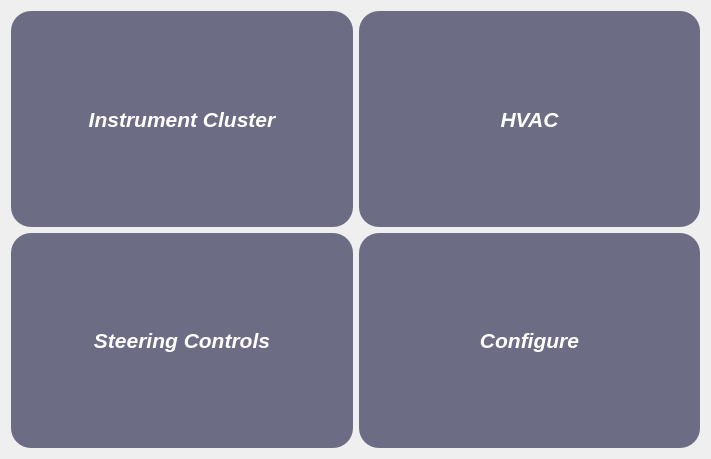
The window that ui/Dashboard.ui (AutomotiveGradeLinux/src-agl-demo-control-panel) describes before a commit, drawn with Qt 5.
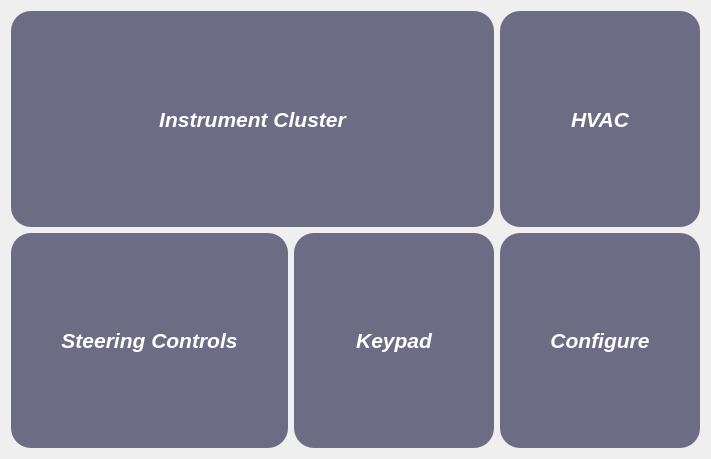
The same window after the commit. Icons and pictures are not drawn.

Commit message:
Fix Visual Bugs and Add options for Keypad input
    - Fixed spin wheel input alignment for HVAC controls
    - Minor tweaks to Gauge input, Added new tick marks and improved gradient
    - Adding option(s) in config to handle Keypad input settings
    - Reconnect QML signals to enable two way input for Speed, RPM and other QML elements
    - Refactor and Add CLI option to start and stop playback.
    - Make Tire Pressure Dock into floating window and align to screen center.
    - Update resources to include keypad icons.
    - Add new tile for Keypad inputs

Bug-AGL: SPEC-5161

What changed in the file:
```diff
--- a/ui/Dashboard.ui
+++ b/ui/Dashboard.ui
@@ -55,7 +55,7 @@
       <property name="bottomMargin">
        <number>0</number>
       </property>
-      <item row="1" column="1">
+      <item row="1" column="2">
        <widget class="QPushButton" name="DB_Settings_Tile">
         <property name="sizePolicy">
          <sizepolicy hsizetype="Expanding" vsizetype="Expanding">
@@ -92,77 +92,6 @@
         </property>
        </widget>
       </item>
-      <item row="0" column="0">
-       <widget class="QPushButton" name="DB_IC_Tile">
-        <property name="sizePolicy">
-         <sizepolicy hsizetype="Expanding" vsizetype="Expanding">
-          <horstretch>0</horstretch>
-          <verstretch>0</verstretch>
-         </sizepolicy>
-        </property>
-        <property name="font">
-         <font>
-          <pointsize>16</pointsize>
-          <weight>75</weight>
-          <italic>true</italic>
-          <bold>true</bold>
-         </font>
-        </property>
-        <property name="layoutDirection">
-         <enum>Qt::LeftToRight</enum>
-        </property>
-        <property name="text">
-         <string>Instrument Cluster</string>
-        </property>
-        <property name="icon">
-         <iconset resource="../assets/res.qrc">
-          <normaloff>:/Carbon_Icons/carbon_icons/meter.svg</normaloff>:/Carbon_Icons/carbon_icons/meter.svg</iconset>
-        </property>
-        <property name="iconSize">
-         <size>
-          <width>45</width>
-          <height>45</height>
-         </size>
-        </property>
-       </widget>
-      </item>
-      <item row="0" column="1">
-       <widget class="QPushButton" name="DB_HVAC_Tile">
-        <property name="sizePolicy">
-         <sizepolicy hsizetype="Expanding" vsizetype="Expanding">
-          <horstretch>0</horstretch>
-          <verstretch>0</verstretch>
-         </sizepolicy>
-        </property>
-        <property name="font">
-         <font>
-          <pointsize>16</pointsize>
-          <weight>75</weight>
-          <italic>true</italic>
-          <bold>true</bold>
-         </font>
-        </property>
-        <property name="layoutDirection">
-         <enum>Qt::LeftToRight</enum>
-        </property>
-        <property name="text">
-         <string>HVAC</string>
-        </property>
-        <property name="icon">
-         <iconset resource="../assets/res.qrc">
-          <normaloff>:/Carbon_Icons/carbon_icons/windy--strong.svg</normaloff>:/Carbon_Icons/carbon_icons/windy--strong.svg</iconset>
-        </property>
-        <property name="iconSize">
-         <size>
-          <width>45</width>
-          <height>45</height>
-         </size>
-        </property>
-        <property name="flat">
-         <bool>false</bool>
-        </property>
-       </widget>
-      </item>
       <item row="1" column="0">
        <widget class="QPushButton" name="DB_Steering_Tile">
         <property name="sizePolicy">
@@ -200,6 +129,141 @@
         </property>
        </widget>
       </item>
+      <item row="0" column="2">
+       <widget class="QPushButton" name="DB_HVAC_Tile">
+        <property name="sizePolicy">
+         <sizepolicy hsizetype="Expanding" vsizetype="Expanding">
+          <horstretch>0</horstretch>
+          <verstretch>0</verstretch>
+         </sizepolicy>
+        </property>
+        <property name="font">
+         <font>
+          <pointsize>16</pointsize>
+          <weight>75</weight>
+          <italic>true</italic>
+          <bold>true</bold>
+         </font>
+        </property>
+        <property name="layoutDirection">
+         <enum>Qt::LeftToRight</enum>
+        </property>
+        <property name="text">
+         <string>HVAC</string>
+        </property>
+        <property name="icon">
+         <iconset resource="../assets/res.qrc">
+          <normaloff>:/Carbon_Icons/carbon_icons/windy--strong.svg</normaloff>:/Carbon_Icons/carbon_icons/windy--strong.svg</iconset>
+        </property>
+        <property name="iconSize">
+         <size>
+          <width>45</width>
+          <height>45</height>
+         </size>
+        </property>
+        <property name="flat">
+         <bool>false</bool>
+        </property>
+       </widget>
+      </item>
+      <item row="1" column="1">
+       <widget class="QFrame" name="keypadFrame">
+        <property name="frameShape">
+         <enum>QFrame::StyledPanel</enum>
+        </property>
+        <property name="frameShadow">
+         <enum>QFrame::Raised</enum>
+        </property>
+        <layout class="QHBoxLayout" name="horizontalLayout_2">
+         <property name="spacing">
+          <number>0</number>
+         </property>
+         <property name="leftMargin">
+          <number>0</number>
+         </property>
+         <property name="topMargin">
+          <number>0</number>
+         </property>
+         <property name="rightMargin">
+          <number>0</number>
+         </property>
+         <property name="bottomMargin">
+          <number>0</number>
+         </property>
+         <item>
+          <widget class="QPushButton" name="DB_Keypad_Tile">
+           <property name="sizePolicy">
+            <sizepolicy hsizetype="Expanding" vsizetype="Expanding">
+             <horstretch>0</horstretch>
+             <verstretch>0</verstretch>
+            </sizepolicy>
+           </property>
+           <property name="font">
+            <font>
+             <pointsize>16</pointsize>
+             <weight>75</weight>
+             <italic>true</italic>
+             <bold>true</bold>
+            </font>
+           </property>
+           <property name="layoutDirection">
+            <enum>Qt::LeftToRight</enum>
+           </property>
+           <property name="text">
+            <string>Keypad</string>
+           </property>
+           <property name="icon">
+            <iconset resource="../assets/res.qrc">
+             <normaloff>:/Images/Images/grid.svg</normaloff>:/Images/Images/grid.svg</iconset>
+           </property>
+           <property name="iconSize">
+            <size>
+             <width>45</width>
+             <height>45</height>
+            </size>
+           </property>
+           <property name="flat">
+            <bool>false</bool>
+           </property>
+          </widget>
+         </item>
+        </layout>
+       </widget>
+      </item>
+      <item row="0" column="0" colspan="2">
+       <widget class="QPushButton" name="DB_IC_Tile">
+        <property name="sizePolicy">
+         <sizepolicy hsizetype="Expanding" vsizetype="Expanding">
+          <horstretch>0</horstretch>
+          <verstretch>0</verstretch>
+         </sizepolicy>
+        </property>
+        <property name="font">
+         <font>
+          <pointsize>16</pointsize>
+          <weight>75</weight>
+          <italic>true</italic>
+          <bold>true</bold>
+         </font>
+        </property>
+        <property name="layoutDirection">
+         <enum>Qt::LeftToRight</enum>
+        </property>
+        <property name="text">
+         <string>Instrument Cluster</string>
+        </property>
+        <property name="icon">
+         <iconset resource="../assets/res.qrc">
+          <normaloff>:/Carbon_Icons/carbon_icons/meter.svg</normaloff>:/Carbon_Icons/carbon_icons/meter.svg</iconset>
+        </property>
+        <property name="iconSize">
+         <size>
+          <width>45</width>
+          <height>45</height>
+         </size>
+        </property>
+       </widget>
+      </item>
      </layout>
     </widget>
    </item>
```
The commit also changes 24 other files.
